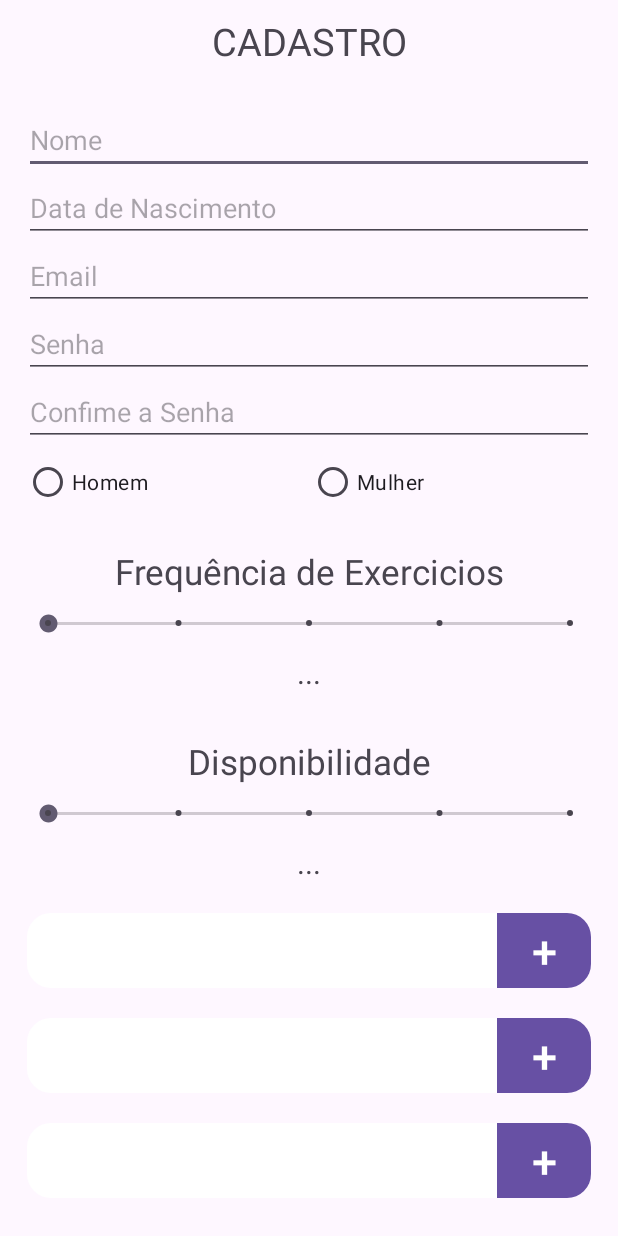
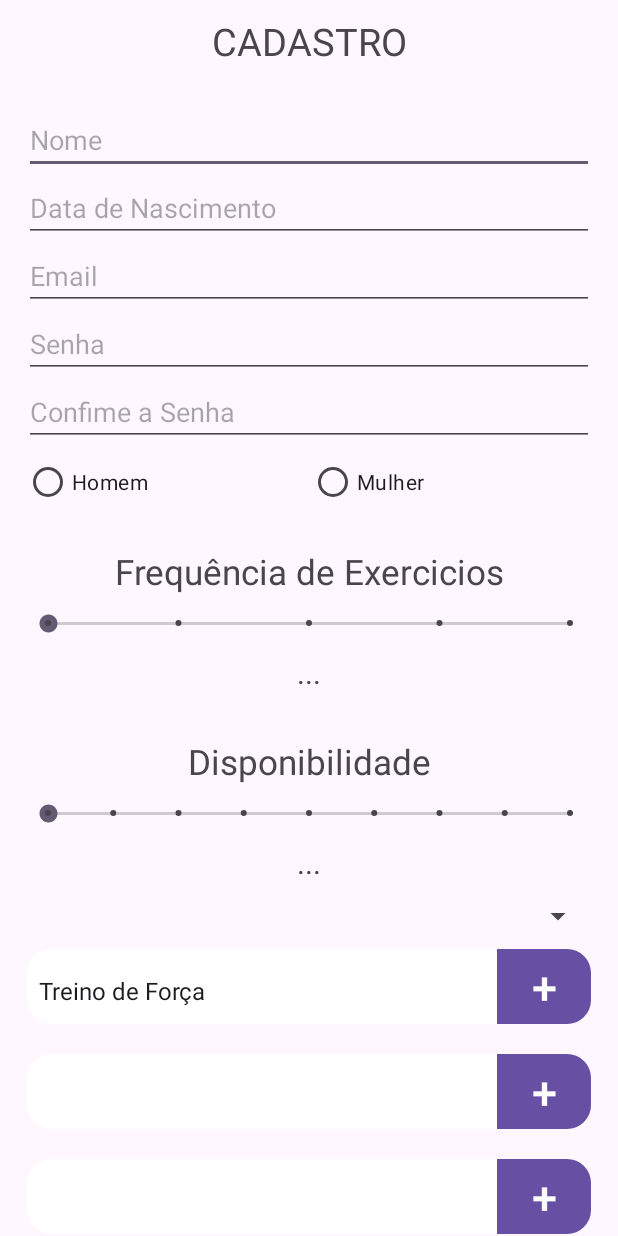
Before and after one commit to Somnel/FitnessAPP, an Android app: the Cadastro screen opened directly, with no data from a screen before it, on a phone screen of 412 x 824 dp. Run offline under Robolectric (Android 15) with nearby library versions, the light colour scheme and no system bars.

Commit message:
updateCadastrov_2.5

```diff
--- a/app/src/main/java/com/example/fitnessapp/Cadastro.java
+++ b/app/src/main/java/com/example/fitnessapp/Cadastro.java
@@ -1,6 +1,5 @@
 package com.example.fitnessapp;
 
-import android.annotation.SuppressLint;
 import android.content.Intent;
 import android.os.Build;
 import android.os.Bundle;
@@ -27,10 +26,13 @@ import com.example.fitnessapp.Cadastro_Classes.Cadastro_RecyclerViewAdapter;
 import com.example.fitnessapp.db.classes.Usuario;
 import com.example.fitnessapp.db.classes.UsuarioSession;
 
+import java.lang.reflect.Array;
 import java.time.LocalDate;
 import java.time.LocalTime;
 import java.time.format.DateTimeFormatter;
 import java.util.ArrayList;
+import java.util.Arrays;
+import java.util.Objects;
 
 public class Cadastro extends AppCompatActivity implements CadastroInterface {
 
@@ -50,8 +52,6 @@ public class Cadastro extends AppCompatActivity implements CadastroInterface {
     // Spinners.Exercicios_Realizados
     private Spinner cadastroExercicioRealizado;
     private Button cadastroExercicioRealizadoBtn;
-    private ArrayAdapter<String> cadastroExercicioRealizadoArray;
-    private RecyclerView cadastroExercicioRealizadoView;
     private Cadastro_RecyclerViewAdapter cadastroExercicioRealizadoViewAdapter;
 
     // Spinners.Foco_Treino
@@ -66,9 +66,9 @@ public class Cadastro extends AppCompatActivity implements CadastroInterface {
     private Button cadastroObjetivoBtn;
 
     // Spinners.Lista
-    private ArrayList<String> cadastroExercicioRealizadoItens = new ArrayList<>();
-    private ArrayList<String> cadastroFocoTreinoItens = new ArrayList<>();
-    private ArrayList<String> cadastroObjetivoItens = new ArrayList<>();
+    private final ArrayList<String> cadastroExercicioRealizadoItens = new ArrayList<>();
+    private final ArrayList<String> cadastroFocoTreinoItens = new ArrayList<>();
+    private final ArrayList<String> cadastroObjetivoItens = new ArrayList<>();
 
     //
 
@@ -98,12 +98,13 @@ public class Cadastro extends AppCompatActivity implements CadastroInterface {
         cadastroExercicioRealizadoBtn.setOnClickListener(new View.OnClickListener() {
             @Override
             public void onClick(View v) {
+                if(cadastroExercicioRealizado.getCount() != 0) {
                     String itemSelecionado = cadastroExercicioRealizado.getSelectedItem().toString();
 
                     if(!TextUtils.isEmpty(itemSelecionado)) {
                         cadastroExercicioRealizadoItens.add(itemSelecionado);
-                    cadastroExercicioRealizadoArray.remove(itemSelecionado);
-                    cadastroExercicioRealizadoArray.notifyDataSetChanged();
+                        updateSpinners(cadastroExercicioRealizado);
+                    }
                 }
             }
         });
@@ -172,7 +173,10 @@ public class Cadastro extends AppCompatActivity implements CadastroInterface {
         cadastroDisponibilidade.setOnSeekBarChangeListener(new SeekBar.OnSeekBarChangeListener() {
             @Override
             public void onProgressChanged(SeekBar seekBar, int progress, boolean fromUser) {
-                cadastroDisponibilidadeText.setText(progress + ":" + "00");
+                final String separador = ":";
+                final int horas = progress * 30;
+                final int minutos = (horas % 60);
+                cadastroDisponibilidadeText.setText( (progress > 0 ? horas/60 : 0) + separador + (minutos == 0 ? "00" : minutos) );
             }
 
             @Override
@@ -186,10 +190,27 @@ public class Cadastro extends AppCompatActivity implements CadastroInterface {
             }
         });
 
-
+        // updateSpinners(cadastroObjetivo);
+        // updateSpinners(cadastroFocoTreino);
     }
 
-    @SuppressLint("ResourceType")
+    private void updateSpinners(Spinner spin) {
+        try{
+            // -> Itens
+            ArrayList<String> itensAdapter = new ArrayList<>(Arrays.asList(getResources().getStringArray(R.array.ExercRealizado)));
+            for(String item : cadastroExercicioRealizadoItens) itensAdapter.remove(item);
+
+            ArrayAdapter<String> adapter = new ArrayAdapter<>(this, android.R.layout.simple_spinner_item, itensAdapter);
+            spin.setAdapter(adapter);
+
+            // -> Spinner
+            spin.setEnabled(spin.getAdapter().getCount() != 0);
+        } catch (NullPointerException e) {
+            Log.e("{Exceção Spinner : " + spin.toString(), String.valueOf(e));
+        }
+    }
+
+
     private void init() {
         cadastroNome = findViewById(R.id.cadastroNome);
         cadastroDatanasc = findViewById(R.id.cadastroDatanasc);
@@ -206,30 +227,35 @@ public class Cadastro extends AppCompatActivity implements CadastroInterface {
         LinearLayout addSpinner_foco = findViewById(R.id.cadastroFoco);
         LinearLayout addSpinner_objetivo = findViewById(R.id.cadastroObjetivo);
 
+
+
+        // Spinners.Exercicio_Realizado -> Field
         cadastroExercicioRealizado = addSpinner_exercRealizado.findViewById(R.id.addspinnerID);
         cadastroExercicioRealizadoBtn = addSpinner_exercRealizado.findViewById(R.id.btnAddspinner);
-        cadastroExercicioRealizadoArray = new ArrayAdapter<>(this, android.R.layout.simple_spinner_item, R.array.ExercRealizado);
-        cadastroExercicioRealizadoView = addSpinner_exercRealizado.findViewById(R.id.viewAddspinner);
-        cadastroExercicioRealizadoViewAdapter = new Cadastro_RecyclerViewAdapter(this, cadastroExercicioRealizadoArray, this);
+
+        // Spinners.Exercicio_Realizado -> RecyclerView
+        cadastroExercicioRealizadoViewAdapter = new Cadastro_RecyclerViewAdapter(this, cadastroExercicioRealizadoItens, this);
+        RecyclerView cadastroExercicioRealizadoView = addSpinner_exercRealizado.findViewById(R.id.viewAddspinner);
             cadastroExercicioRealizadoView.setAdapter(cadastroExercicioRealizadoViewAdapter);
             cadastroExercicioRealizadoView.setLayoutManager(new LinearLayoutManager(this));
 
+
+        // Spinners.Foco_Treino
         cadastroFocoTreino = addSpinner_foco.findViewById(R.id.addspinnerID);
         cadastroFocoTreinoBtn = addSpinner_foco.findViewById(R.id.btnAddspinner);
-        cadastroObjetivoArray = new ArrayAdapter<>(this, android.R.layout.simple_spinner_item, R.array.FocoTreino);
+        cadastroFocoTreinoArray = new ArrayAdapter<>(this, android.R.layout.simple_spinner_item, getResources().getStringArray(R.array.FocoTreino));
 
+        // Spinners.Objetivos
         cadastroObjetivo = addSpinner_objetivo.findViewById(R.id.addspinnerID);
         cadastroObjetivoBtn = addSpinner_objetivo.findViewById(R.id.btnAddspinner);
-        cadastroObjetivoArray = new ArrayAdapter<>(this, android.R.layout.simple_spinner_item, R.array.ObjTreino);
-
-        // Spinners.Adapters
-        cadastroExercicioRealizadoArray.setDropDownViewResource(android.R.layout.simple_spinner_dropdown_item);
-        cadastroExercicioRealizado.setAdapter(cadastroExercicioRealizadoArray);
+        cadastroObjetivoArray = new ArrayAdapter<>(this, android.R.layout.simple_spinner_item, getResources().getStringArray(R.array.ObjTreino));
 
 
         //
         cadastroDisponibilidadeText = findViewById(R.id.textHelperDisponibilidade);
         cadastroFreqExerciciosText = findViewById(R.id.textHelperFreqExerc);
+
+        updateSpinners(cadastroExercicioRealizado);
     }
 
     @RequiresApi(api = Build.VERSION_CODES.O)
@@ -257,7 +283,7 @@ public class Cadastro extends AppCompatActivity implements CadastroInterface {
                 usuario.setFoco(cadastroFocoTreino.getSelectedItem().toString());
                 usuario.setSexo(cadastroSexo.getCheckedRadioButtonId() == R.id.cadastroMasc ? 'M' : 'F');
                 usuario.setCondicao(cadastroFreqExerciciosText.getText().toString());
-            usuario.setDisponibilidade(LocalTime.parse(cadastroDisponibilidadeText.getText().toString(), timeformat));
+                usuario.setDisponibilidade(LocalTime.parse(cadastroDisponibilidadeText.getText().toString() + ":00", timeformat));
 
             Log.d("Localtime", usuario.getDisponibilidade().toString());
             usuS.cadastrar(usuario, cadastroSenha.getText().toString());
@@ -269,7 +295,7 @@ public class Cadastro extends AppCompatActivity implements CadastroInterface {
 
     @Override
     public void removeItemExercRealizado(int position) {
-        cadastroExercicioRealizadoArray.remove(cadastroExercicioRealizadoArray.getItem(position));
+        cadastroExercicioRealizadoItens.remove(position);
         cadastroExercicioRealizadoViewAdapter.notifyItemChanged(position);
     }
 }
--- a/app/src/main/java/com/example/fitnessapp/Cadastro_Classes/Cadastro_RecyclerViewAdapter.java
+++ b/app/src/main/java/com/example/fitnessapp/Cadastro_Classes/Cadastro_RecyclerViewAdapter.java
@@ -4,7 +4,6 @@ import android.content.Context;
 import android.view.LayoutInflater;
 import android.view.View;
 import android.view.ViewGroup;
-import android.widget.ArrayAdapter;
 import android.widget.Button;
 import android.widget.TextView;
 
@@ -21,10 +20,9 @@ public class Cadastro_RecyclerViewAdapter extends RecyclerView.Adapter<Cadastro_
     ArrayList<String> listItens;
     private final CadastroInterface itensInterface;
 
-    public Cadastro_RecyclerViewAdapter(Context context, ArrayAdapter<String> listItensAdapter, CadastroInterface itensInterface) {
+    public Cadastro_RecyclerViewAdapter(Context context, @NonNull ArrayList<String> listItensAdapter, CadastroInterface itensInterface) {
         this.context = context;
-        for(int i = 0; i < listItensAdapter.getCount(); i++)
-            this.listItens.add(listItensAdapter.getItem(i));
+        this.listItens = listItensAdapter;
         this.itensInterface = itensInterface;
     }
 
@@ -43,7 +41,7 @@ public class Cadastro_RecyclerViewAdapter extends RecyclerView.Adapter<Cadastro_
 
     @Override
     public int getItemCount() {
-        return listItens.size();
+        return listItens == null ? 0 : listItens.size();
     }
 
     public static class MyViewHolder extends RecyclerView.ViewHolder{
--- a/app/src/main/java/com/example/fitnessapp/MainActivity.java
+++ b/app/src/main/java/com/example/fitnessapp/MainActivity.java
@@ -1,6 +1,4 @@
 package com.example.fitnessapp;
-
-import androidx.appcompat.app.AppCompatActivity;
 
 import android.content.Intent;
 import android.os.Build;
@@ -11,6 +9,8 @@ import android.widget.Button;
 import android.widget.EditText;
 import android.widget.TextView;
 import android.widget.Toast;
+
+import androidx.appcompat.app.AppCompatActivity;
 
 import com.example.fitnessapp.db.classes.Usuario;
 import com.example.fitnessapp.db.classes.UsuarioSession;
--- a/app/src/main/res/layout/activity_cadastro.xml
+++ b/app/src/main/res/layout/activity_cadastro.xml
@@ -135,7 +135,7 @@
             style="@style/Widget.AppCompat.SeekBar.Discrete"
             android:layout_width="match_parent"
             android:layout_height="wrap_content"
-            android:max="4"
+            android:max="8"
             android:progress="0" />
 
         <TextView
@@ -148,6 +148,11 @@
 
             android:text="..." />
 
+
+        <Spinner
+            android:id="@+id/spinnerteste"
+            android:layout_width="match_parent"
+            android:layout_height="wrap_content" />
 
         <include
             layout="@layout/cadastro_addspinner"
```
Also changed, not shown: app/src/main/java/com/example/fitnessapp/Perfil.java (+3 -9 lines), app/src/main/java/com/example/fitnessapp/db/classes/UsuarioSession.java (+11 -27 lines). Lines whose indentation alone changed are shown as unchanged.
